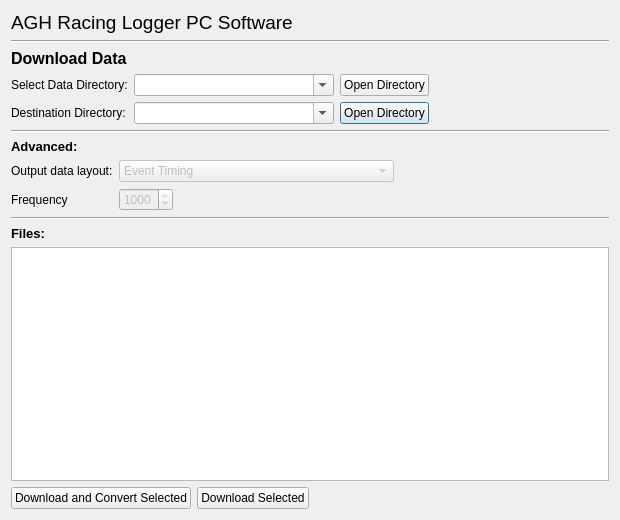
This is DataLoggerPC/downloaddatasd_dialog.ui in mkowalik/DataLogger_CAN_GPS_2018 as Qt 5 draws it before an edit. The edited form follows.
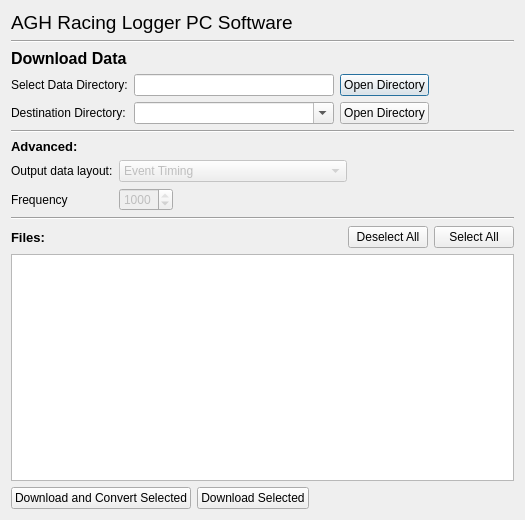
This is the edited form.

```diff
--- a/DataLoggerPC/downloaddatasd_dialog.ui
+++ b/DataLoggerPC/downloaddatasd_dialog.ui
@@ -6,7 +6,7 @@
    <rect>
     <x>0</x>
     <y>0</y>
-    <width>620</width>
+    <width>525</width>
     <height>520</height>
    </rect>
   </property>
@@ -63,13 +63,40 @@
        <property name="text">
         <string>Select Data Directory:</string>
        </property>
-       <property name="buddy">
-        <cstring>dataDirComboBox</cstring>
+      </widget>
+     </item>
+     <item row="1" column="4">
+      <spacer name="horizontalSpacer_2">
+       <property name="orientation">
+        <enum>Qt::Horizontal</enum>
        </property>
+       <property name="sizeHint" stdset="0">
+        <size>
+         <width>68</width>
+         <height>20</height>
+        </size>
+       </property>
+      </spacer>
+     </item>
+     <item row="0" column="3">
+      <widget class="QPushButton" name="openDataDirButton">
+       <property name="text">
+        <string>Open Directory</string>
+       </property>
       </widget>
      </item>
-     <item row="0" column="1">
-      <widget class="QComboBox" name="dataDirComboBox">
+     <item row="1" column="3">
+      <widget class="QPushButton" name="openDestDirButton">
+       <property name="text">
+        <string>Open Directory</string>
+       </property>
+      </widget>
+     </item>
+     <item row="1" column="2">
+      <widget class="QComboBox" name="destinationDirComboBox">
+       <property name="enabled">
+        <bool>true</bool>
+       </property>
        <property name="minimumSize">
         <size>
          <width>200</width>
@@ -81,7 +108,7 @@
        </property>
       </widget>
      </item>
-     <item row="0" column="3">
+     <item row="0" column="4">
       <spacer name="horizontalSpacer_5">
        <property name="orientation">
         <enum>Qt::Horizontal</enum>
@@ -104,46 +131,10 @@
        </property>
       </widget>
      </item>
-     <item row="1" column="1">
-      <widget class="QComboBox" name="destinationDirComboBox">
-       <property name="enabled">
-        <bool>true</bool>
-       </property>
-       <property name="minimumSize">
-        <size>
-         <width>200</width>
-         <height>0</height>
-        </size>
-       </property>
-       <property name="editable">
-        <bool>true</bool>
-       </property>
-      </widget>
-     </item>
-     <item row="1" column="3">
-      <spacer name="horizontalSpacer_2">
-       <property name="orientation">
-        <enum>Qt::Horizontal</enum>
-       </property>
-       <property name="sizeHint" stdset="0">
-        <size>
-         <width>68</width>
-         <height>20</height>
-        </size>
-       </property>
-      </spacer>
-     </item>
-     <item row="1" column="2">
-      <widget class="QPushButton" name="openDestDirButton">
-       <property name="text">
-        <string>Open Directory</string>
-       </property>
-      </widget>
-     </item>
      <item row="0" column="2">
-      <widget class="QPushButton" name="openDataDirButton">
-       <property name="text">
-        <string>Open Directory</string>
+      <widget class="QLineEdit" name="dataDirLineEdit">
+       <property name="readOnly">
+        <bool>true</bool>
        </property>
       </widget>
      </item>
@@ -295,6 +286,8 @@
     </widget>
    </item>
    <item>
+    <layout class="QHBoxLayout" name="horizontalLayout_2">
+     <item>
     <widget class="QLabel" name="filesLabel">
      <property name="font">
       <font>
@@ -312,6 +305,35 @@
     </widget>
    </item>
    <item>
+      <spacer name="horizontalSpacer">
+       <property name="orientation">
+        <enum>Qt::Horizontal</enum>
+       </property>
+       <property name="sizeHint" stdset="0">
+        <size>
+         <width>40</width>
+         <height>20</height>
+        </size>
+       </property>
+      </spacer>
+     </item>
+     <item>
+      <widget class="QPushButton" name="deselectAll">
+       <property name="text">
+        <string>Deselect All</string>
+       </property>
+      </widget>
+     </item>
+     <item>
+      <widget class="QPushButton" name="selectAllButton">
+       <property name="text">
+        <string>Select All</string>
+       </property>
+      </widget>
+     </item>
+    </layout>
+   </item>
+   <item>
     <widget class="QListWidget" name="dataFilesListWidget">
      <property name="selectionMode">
       <enum>QAbstractItemView::MultiSelection</enum>
```
Left out of the diff: 1 changed line with no effect on the pictures. Lines whose indentation alone changed are shown as unchanged.
